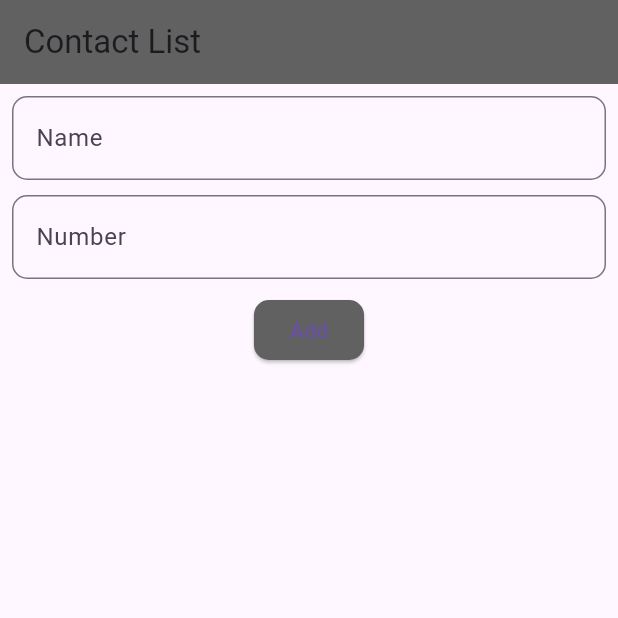
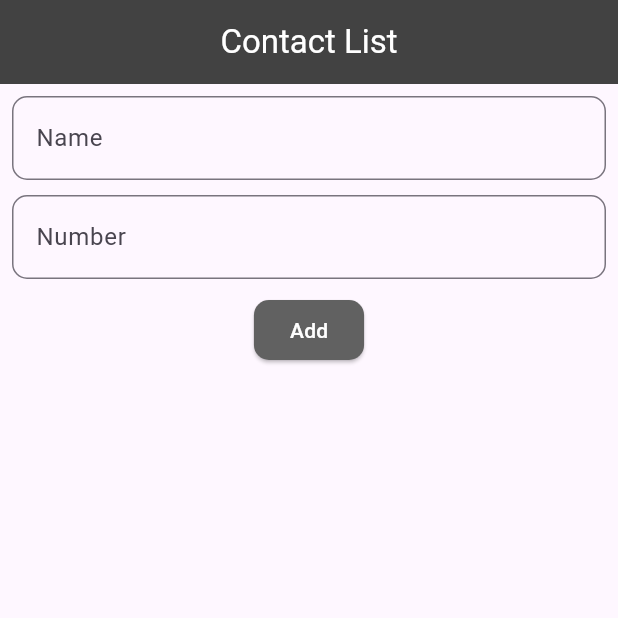
Before and after one commit to Arman8957/mobile_phone_contact_list, a Flutter app: the screen it shows after launch, on a phone screen of 412 x 824 dp, the top half of it. Run offline on Flutter 3.47's test engine with Material 3 defaults, Android fonts, the phone set to English and light mode, and no system bars.

```diff
--- a/lib/main.dart
+++ b/lib/main.dart
@@ -29,8 +29,9 @@ class ContactListScreen extends StatelessWidget {
   Widget build(BuildContext context) {
     return Scaffold(
       appBar: AppBar(
-        title: Text('Contact List'),
-        backgroundColor: Colors.grey[700], // Header color
+        title: Text('Contact List', style: TextStyle(color: Colors.white),),
+        centerTitle: true,
+        backgroundColor: Colors.grey[800], // Header color
       ),
       body: Column(
         children: [
@@ -57,8 +58,9 @@ class ContactListScreen extends StatelessWidget {
                     ),
                   ),
                 ),
-                SizedBox(height: 10),
+                SizedBox(height: 10, width: double.infinity,),
                 ElevatedButton(
+
                   onPressed: () {
                     final name = nameController.text;
                     final number = numberController.text;
@@ -71,12 +73,13 @@ class ContactListScreen extends StatelessWidget {
                     }
                   },
                   style: ElevatedButton.styleFrom(
+
                     backgroundColor: Colors.grey[700], // Button color
                     shape: RoundedRectangleBorder(
                       borderRadius: BorderRadius.circular(10),
                     ),
                   ),
-                  child: Text('Add'),
+                  child: Text('Add', style: TextStyle(color: Colors.white),),
                 ),
               ],
             ),
```
